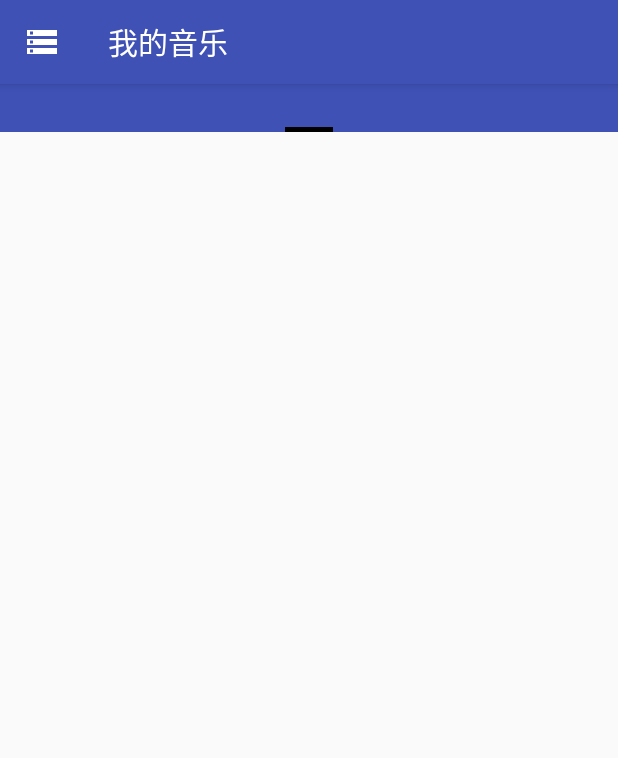
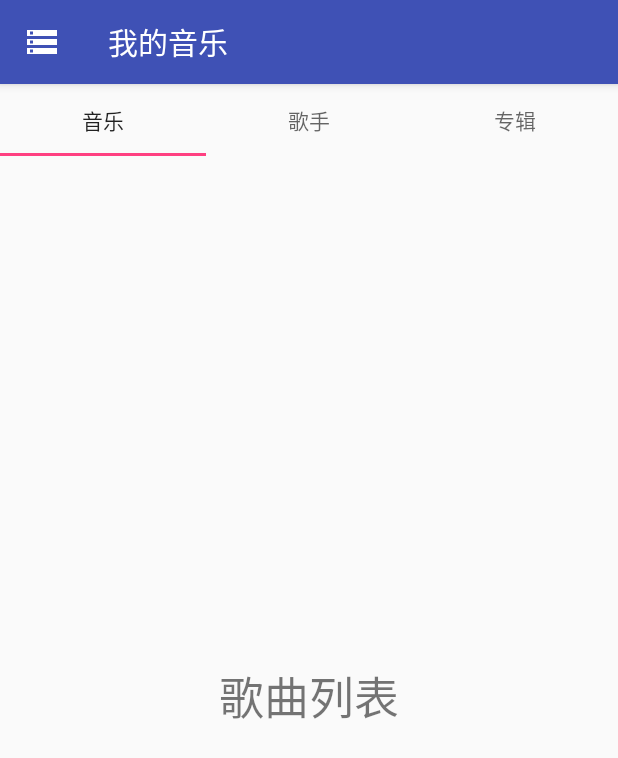
Before and after one commit to AshkinLi/MusicPlusPlus, an Android app: the screen it shows after launch (MainActivity), on a phone screen of 412 x 824 dp. Shown: the top 758 px of the screen. Run offline under Robolectric (Android 15) with nearby library versions, the phone set to English and light mode, and no system bars.

Commit message:
MusicFragment 中添加 ViewPager 和 TabLayout，并且添加三个 Fragment。

```diff
--- /dev/null
+++ b/app/src/main/java/com/ashkin/musicplusplus/fragment/ArtistListFragment.java
@@ -0,0 +1,58 @@
+package com.ashkin.musicplusplus.fragment;
+
+import android.content.Context;
+import android.net.Uri;
+import android.os.Bundle;
+import android.support.v4.app.Fragment;
+import android.view.LayoutInflater;
+import android.view.View;
+import android.view.ViewGroup;
+
+import com.ashkin.musicplusplus.R;
+
+/**
+ * A simple {@link Fragment} subclass.
+ * Activities that contain this fragment must implement the
+ * {@link ArtistListFragment.OnFragmentInteractionListener} interface
+ * to handle interaction events.
+ */
+public class ArtistListFragment extends BaseFragment {
+
+    private OnFragmentInteractionListener mListener;
+
+    public ArtistListFragment() {
+        // Required empty public constructor
+    }
+
+
+    @Override
+    public View onCreateView(LayoutInflater inflater, ViewGroup container,
+                             Bundle savedInstanceState) {
+        // Inflate the layout for this fragment
+        return inflater.inflate(R.layout.fragment_artist_list, container, false);
+    }
+
+    // TODO: Rename method, update argument and hook method into UI event
+    public void onButtonPressed(Uri uri) {
+        if (mListener != null) {
+            mListener.onFragmentInteraction(uri);
+        }
+    }
+
+    @Override
+    public void onAttach(Context context) {
+        super.onAttach(context);
+        if (context instanceof OnFragmentInteractionListener) {
+            mListener = (OnFragmentInteractionListener) context;
+        } else {
+            throw new RuntimeException(context.toString()
+                    + " must implement OnFragmentInteractionListener");
+        }
+    }
+
+    @Override
+    public void onDetach() {
+        super.onDetach();
+        mListener = null;
+    }
+}
--- a/app/src/main/java/com/ashkin/musicplusplus/fragment/MusicFragment.java
+++ b/app/src/main/java/com/ashkin/musicplusplus/fragment/MusicFragment.java
@@ -3,7 +3,10 @@ package com.ashkin.musicplusplus.fragment;
 import android.content.Context;
 import android.net.Uri;
 import android.os.Bundle;
-import android.support.v4.view.PagerAdapter;
+import android.support.design.widget.TabLayout;
+import android.support.v4.app.Fragment;
+import android.support.v4.app.FragmentManager;
+import android.support.v4.app.FragmentPagerAdapter;
 import android.support.v4.view.ViewPager;
 import android.view.LayoutInflater;
 import android.view.View;
@@ -16,9 +19,17 @@ import com.ashkin.musicplusplus.R;
  */
 public class MusicFragment extends BaseFragment {
     private static final String[] title = {"音乐", "歌手", "专辑"};
+    public static final int MUSIC = 0;
+    public static final int ARTIST = 1;
+    public static final int ALBUM = 2;
+
     public static final int NUM_ITEMS = 3;
 
     private OnFragmentInteractionListener mListener;
+
+    private MusicListFragment musicListFragment;
+    private ArtistListFragment artistListFragment;
+    private AlbumListFragment albumListFragment;
 
     public MusicFragment() {
         // Required empty public constructor
@@ -45,28 +56,10 @@ public class MusicFragment extends BaseFragment {
     }
 
     private void initView(View view) {
+        TabLayout mTabLayout = (TabLayout) view.findViewById(R.id.music_tablayout_id);
         ViewPager mViewPager = (ViewPager) view.findViewById(R.id.music_viewpager_id);
-        mViewPager.setAdapter(new PagerAdapter() {
-            @Override
-            public Object instantiateItem(ViewGroup container, int position) {
-                return super.instantiateItem(container, position);
-            }
-
-            @Override
-            public void destroyItem(ViewGroup container, int position, Object object) {
-                super.destroyItem(container, position, object);
-            }
-
-            @Override
-            public int getCount() {
-                return NUM_ITEMS;
-            }
-
-            @Override
-            public boolean isViewFromObject(View view, Object object) {
-                return false;
-            }
-        });
+        mViewPager.setAdapter(new MusicPagerAdapter(getActivity().getSupportFragmentManager()));
+        mTabLayout.setupWithViewPager(mViewPager);
     }
 
     // TODO: Rename method, update argument and hook method into UI event
@@ -92,4 +85,50 @@ public class MusicFragment extends BaseFragment {
         super.onDetach();
         mListener = null;
     }
+
+    class MusicPagerAdapter extends FragmentPagerAdapter {
+        public MusicPagerAdapter(FragmentManager fm) {
+            super(fm);
+        }
+
+        @Override
+        public CharSequence getPageTitle(int position) {
+            switch (position) {
+                case MUSIC:
+                    return title[MUSIC];
+                case ARTIST:
+                    return title[ARTIST];
+                case ALBUM:
+                    return title[ALBUM];
+            }
+            return super.getPageTitle(position);
+        }
+
+        @Override
+        public Fragment getItem(int position) {
+            switch (position) {
+                case MUSIC:
+                    if (null == musicListFragment) {
+                        musicListFragment = new MusicListFragment();
+                    }
+                    return musicListFragment;
+                case ARTIST:
+                    if (null == artistListFragment) {
+                        artistListFragment = new ArtistListFragment();
+                    }
+                    return artistListFragment;
+                case ALBUM:
+                    if (null == albumListFragment) {
+                        albumListFragment = new AlbumListFragment();
+                    }
+                    return albumListFragment;
+            }
+            return null;
+        }
+
+        @Override
+        public int getCount() {
+            return NUM_ITEMS;
+        }
+    }
 }
--- /dev/null
+++ b/app/src/main/java/com/ashkin/musicplusplus/fragment/MusicListFragment.java
@@ -0,0 +1,58 @@
+package com.ashkin.musicplusplus.fragment;
+
+import android.content.Context;
+import android.net.Uri;
+import android.os.Bundle;
+import android.support.v4.app.Fragment;
+import android.view.LayoutInflater;
+import android.view.View;
+import android.view.ViewGroup;
+
+import com.ashkin.musicplusplus.R;
+
+/**
+ * A simple {@link Fragment} subclass.
+ * Activities that contain this fragment must implement the
+ * {@link MusicListFragment.OnFragmentInteractionListener} interface
+ * to handle interaction events.
+ */
+public class MusicListFragment extends BaseFragment {
+
+    private OnFragmentInteractionListener mListener;
+
+    public MusicListFragment() {
+        // Required empty public constructor
+    }
+
+
+    @Override
+    public View onCreateView(LayoutInflater inflater, ViewGroup container,
+                             Bundle savedInstanceState) {
+        // Inflate the layout for this fragment
+        return inflater.inflate(R.layout.fragment_music_list, container, false);
+    }
+
+    // TODO: Rename method, update argument and hook method into UI event
+    public void onButtonPressed(Uri uri) {
+        if (mListener != null) {
+            mListener.onFragmentInteraction(uri);
+        }
+    }
+
+    @Override
+    public void onAttach(Context context) {
+        super.onAttach(context);
+        if (context instanceof OnFragmentInteractionListener) {
+            mListener = (OnFragmentInteractionListener) context;
+        } else {
+            throw new RuntimeException(context.toString()
+                    + " must implement OnFragmentInteractionListener");
+        }
+    }
+
+    @Override
+    public void onDetach() {
+        super.onDetach();
+        mListener = null;
+    }
+}
--- a/app/src/main/res/layout/fragment_music.xml
+++ b/app/src/main/res/layout/fragment_music.xml
@@ -1,23 +1,22 @@
-<FrameLayout xmlns:android="http://schemas.android.com/apk/res/android"
+<LinearLayout xmlns:android="http://schemas.android.com/apk/res/android"
     xmlns:tools="http://schemas.android.com/tools"
     android:layout_width="match_parent"
     android:layout_height="match_parent"
+    android:orientation="vertical"
     tools:context="com.ashkin.musicplusplus.fragment.MusicFragment">
+
+    <android.support.design.widget.TabLayout
+        android:id="@+id/music_tablayout_id"
+        android:layout_width="match_parent"
+        android:layout_height="wrap_content">
+
+    </android.support.design.widget.TabLayout>
 
     <android.support.v4.view.ViewPager
         android:id="@+id/music_viewpager_id"
         android:layout_width="match_parent"
         android:layout_height="match_parent">
 
-        <android.support.v4.view.PagerTabStrip
-            android:layout_width="match_parent"
-            android:id="@+id/pager_tab_id"
-            android:layout_height="wrap_content"
-            android:layout_gravity="top"
-            android:background="@color/colorPrimary">
-
-        </android.support.v4.view.PagerTabStrip>
-
     </android.support.v4.view.ViewPager>
 
-</FrameLayout>
+</LinearLayout>
--- /dev/null
+++ b/app/src/main/res/layout/fragment_music_list.xml
@@ -0,0 +1,15 @@
+<FrameLayout xmlns:android="http://schemas.android.com/apk/res/android"
+    xmlns:tools="http://schemas.android.com/tools"
+    android:layout_width="match_parent"
+    android:layout_height="match_parent"
+    tools:context="com.ashkin.musicplusplus.fragment.MusicListFragment">
+
+    <!-- TODO: Update blank fragment layout -->
+    <TextView
+        android:layout_width="match_parent"
+        android:layout_height="match_parent"
+        android:gravity="center"
+        android:text="歌曲列表"
+        android:textSize="30sp" />
+
+</FrameLayout>
```
Also changed, not shown: app/src/main/java/com/ashkin/musicplusplus/fragment/AlbumListFragment.java (added, +58 -0 lines), app/src/main/res/layout/fragment_album_list.xml (added, +15 -0 lines), app/src/main/res/layout/fragment_artist_list.xml (added, +15 -0 lines).
